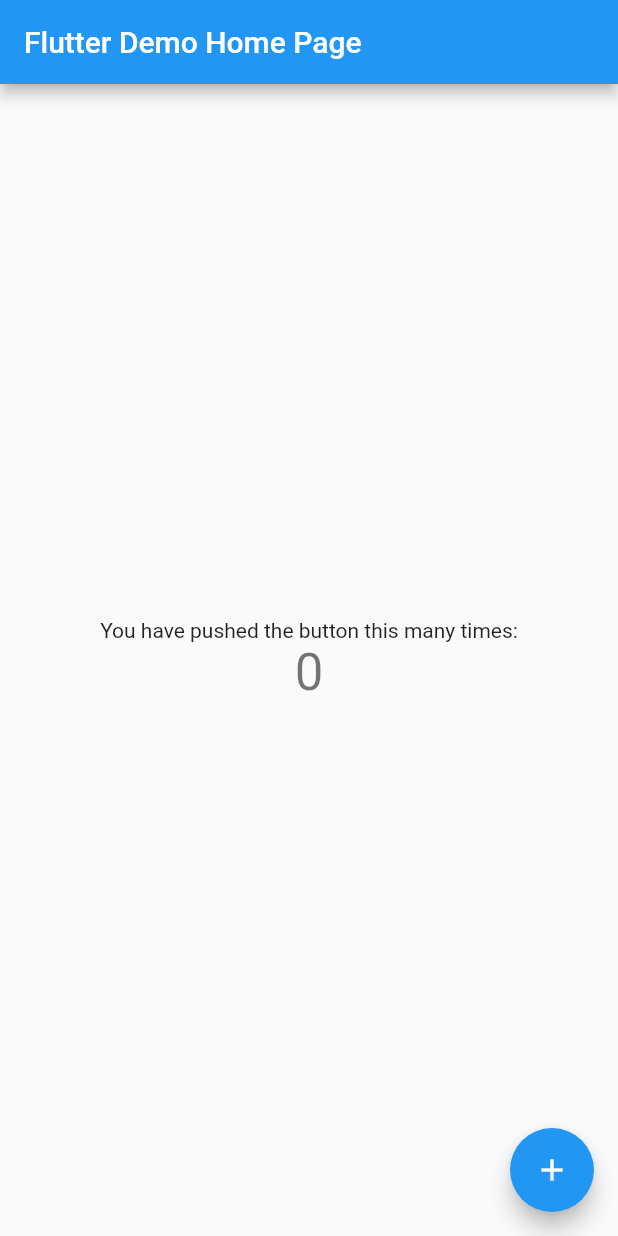
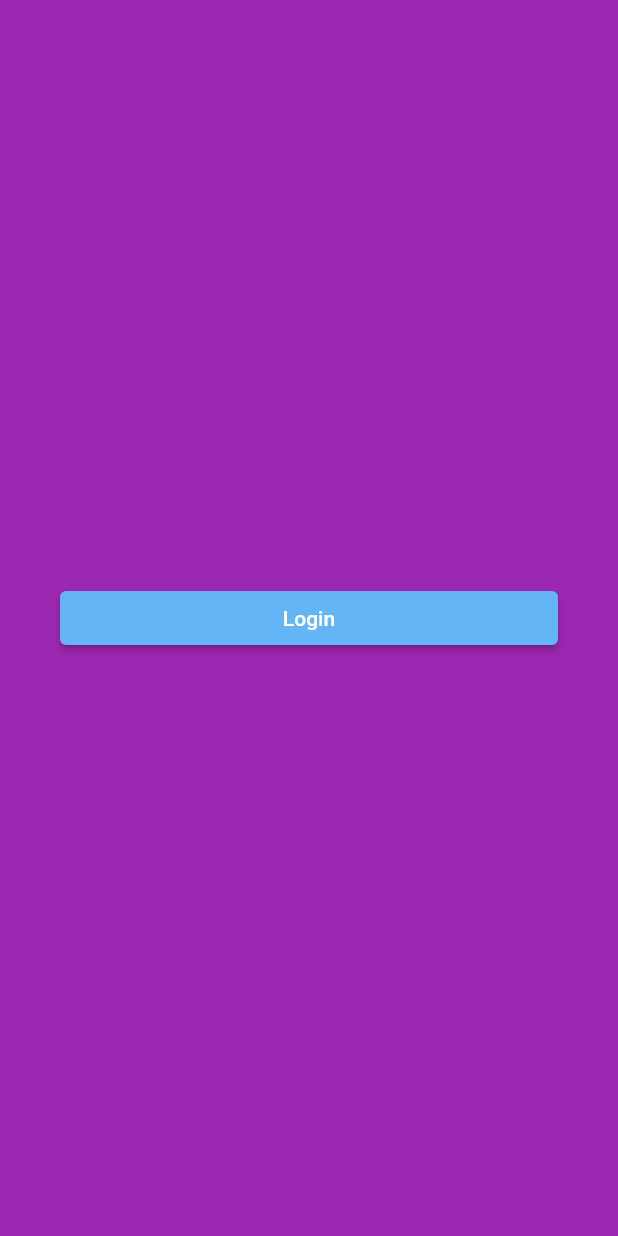
Before and after one commit to zepanzeri/app_telemedicina, a Flutter app: the screen it shows after launch, on a phone screen of 412 x 824 dp. Run offline on Flutter 3.47's test engine with Material 2 defaults, Android fonts, the phone set to English and light mode, and no system bars; Roboto replaces fonts that are missing (Sans Serif).

Commit message:
Inicio da customização da pagina inicial e navegação para página de login.

```diff
--- /dev/null
+++ b/lib/TelaPrincipal.dart
@@ -0,0 +1,36 @@
+import 'package:flutter/material.dart';
+import 'TelaLogin.dart';
+
+class TelaPrincipal extends StatelessWidget {
+  @override
+  Widget build(BuildContext context) {
+    return Scaffold(
+      body: Container(
+        color: Colors.purple[500],
+        alignment: Alignment.center,
+        child: Column(
+          mainAxisAlignment: MainAxisAlignment.center,
+          crossAxisAlignment: CrossAxisAlignment.center,
+          children: [
+            Container(
+              width: double.infinity,
+              padding: EdgeInsets.all(40),
+              child: ElevatedButton(
+                child: Text('Login'),
+                onPressed:(){
+                  Navigator.push(
+                    context,
+                    MaterialPageRoute(
+                      builder: (context) => TelaLogin()
+                    ),
+                  );
+                }
+              ),
+            ),
+          ],
+        ),
+      ),
+      backgroundColor: Theme.of(context).backgroundColor,
+    );
+  }
+}
--- a/lib/main.dart
+++ b/lib/main.dart
@@ -1,113 +1,39 @@
 import 'package:flutter/material.dart';
 
-void main() {
-  runApp(MyApp());
-}
+import 'TelaPrincipal.dart';
 
-class MyApp extends StatelessWidget {
-  // This widget is the root of your application.
-  @override
-  Widget build(BuildContext context) {
-    return MaterialApp(
-      title: 'Flutter Demo',
-      theme: ThemeData(
-        // This is the theme of your application.
-        //
-        // Try running your application with "flutter run". You'll see the
-        // application has a blue toolbar. Then, without quitting the app, try
-        // changing the primarySwatch below to Colors.green and then invoke
-        // "hot reload" (press "r" in the console where you ran "flutter run",
-        // or simply save your changes to "hot reload" in a Flutter IDE).
-        // Notice that the counter didn't reset back to zero; the application
-        // is not restarted.
-        primarySwatch: Colors.blue,
+void main(){
+  runApp(MaterialApp(
+    debugShowCheckedModeBanner: false,
+    title: 'TELEMEDICINA',
+    theme: ThemeData(
+      appBarTheme: AppBarTheme(
+        backgroundColor: Colors.blue[300],
       ),
-      home: MyHomePage(title: 'Flutter Demo Home Page'),
-    );
-  }
-}
 
-class MyHomePage extends StatefulWidget {
-  MyHomePage({Key key, this.title}) : super(key: key);
+      textTheme: TextTheme(
+          headline1: TextStyle(
+            color:Colors.white,
+            fontWeight: FontWeight.bold,
+            fontSize: 18,
+          )
+      ),
 
-  // This widget is the home page of your application. It is stateful, meaning
-  // that it has a State object (defined below) that contains fields that affect
-  // how it looks.
+      primaryColor: Colors.blue[300],
+      backgroundColor: Colors.blue[50],
+      fontFamily: 'Sans Serif',
+      iconTheme: IconThemeData(
+        color: Colors.white,
+      ),
 
-  // This class is the configuration for the state. It holds the values (in this
-  // case the title) provided by the parent (in this case the App widget) and
-  // used by the build method of the State. Fields in a Widget subclass are
-  // always marked "final".
-
-  final String title;
-
-  @override
-  _MyHomePageState createState() => _MyHomePageState();
-}
-
-class _MyHomePageState extends State<MyHomePage> {
-  int _counter = 0;
-
-  void _incrementCounter() {
-    setState(() {
-      // This call to setState tells the Flutter framework that something has
-      // changed in this State, which causes it to rerun the build method below
-      // so that the display can reflect the updated values. If we changed
-      // _counter without calling setState(), then the build method would not be
-      // called again, and so nothing would appear to happen.
-      _counter++;
-    });
-  }
-
-  @override
-  Widget build(BuildContext context) {
-    // This method is rerun every time setState is called, for instance as done
-    // by the _incrementCounter method above.
-    //
-    // The Flutter framework has been optimized to make rerunning build methods
-    // fast, so that you can just rebuild anything that needs updating rather
-    // than having to individually change instances of widgets.
-    return Scaffold(
-      appBar: AppBar(
-        // Here we take the value from the MyHomePage object that was created by
-        // the App.build method, and use it to set our appbar title.
-        title: Text(widget.title),
-      ),
-      body: Center(
-        // Center is a layout widget. It takes a single child and positions it
-        // in the middle of the parent.
-        child: Column(
-          // Column is also a layout widget. It takes a list of children and
-          // arranges them vertically. By default, it sizes itself to fit its
-          // children horizontally, and tries to be as tall as its parent.
-          //
-          // Invoke "debug painting" (press "p" in the console, choose the
-          // "Toggle Debug Paint" action from the Flutter Inspector in Android
-          // Studio, or the "Toggle Debug Paint" command in Visual Studio Code)
-          // to see the wireframe for each widget.
-          //
-          // Column has various properties to control how it sizes itself and
-          // how it positions its children. Here we use mainAxisAlignment to
-          // center the children vertically; the main axis here is the vertical
-          // axis because Columns are vertical (the cross axis would be
-          // horizontal).
-          mainAxisAlignment: MainAxisAlignment.center,
-          children: <Widget>[
-            Text(
-              'You have pushed the button this many times:',
-            ),
-            Text(
-              '$_counter',
-              style: Theme.of(context).textTheme.headline4,
-            ),
-          ],
+      elevatedButtonTheme: ElevatedButtonThemeData(
+        style: ElevatedButton.styleFrom(
+          primary: Colors.blue[300],
         ),
       ),
-      floatingActionButton: FloatingActionButton(
-        onPressed: _incrementCounter,
-        tooltip: 'Increment',
-        child: Icon(Icons.add),
-      ), // This trailing comma makes auto-formatting nicer for build methods.
-    );
-  }
+
+    ),
+
+    home: TelaPrincipal(),
+  ));
 }
```
Also changed, not shown: lib/TelaLogin.dart (added, +32 -0 lines).
